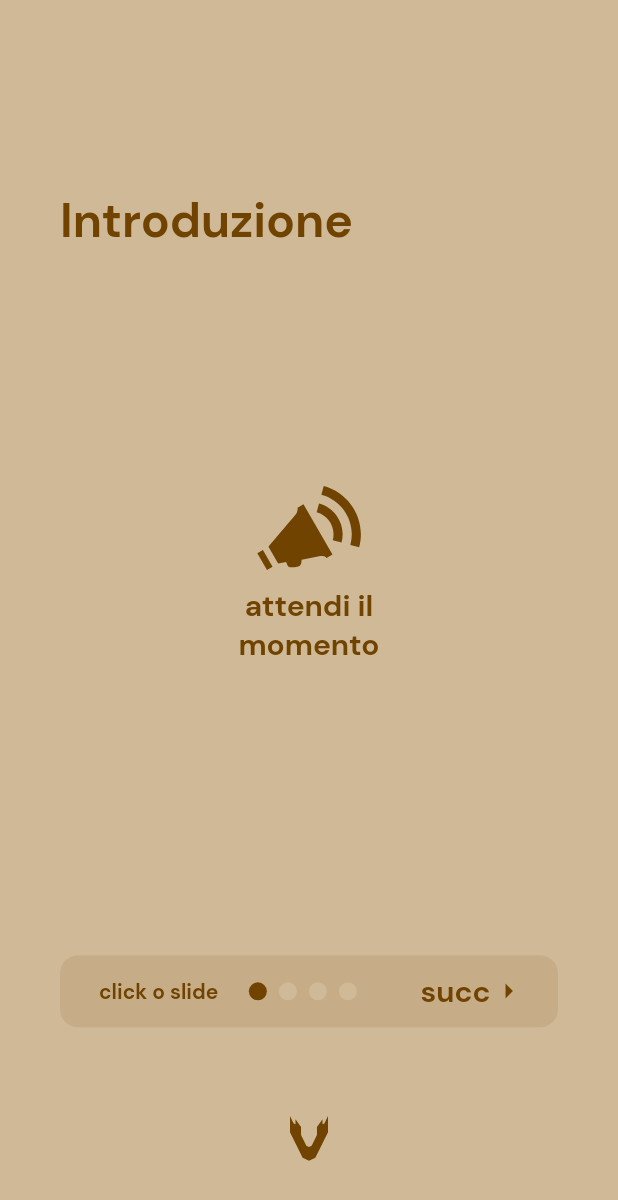
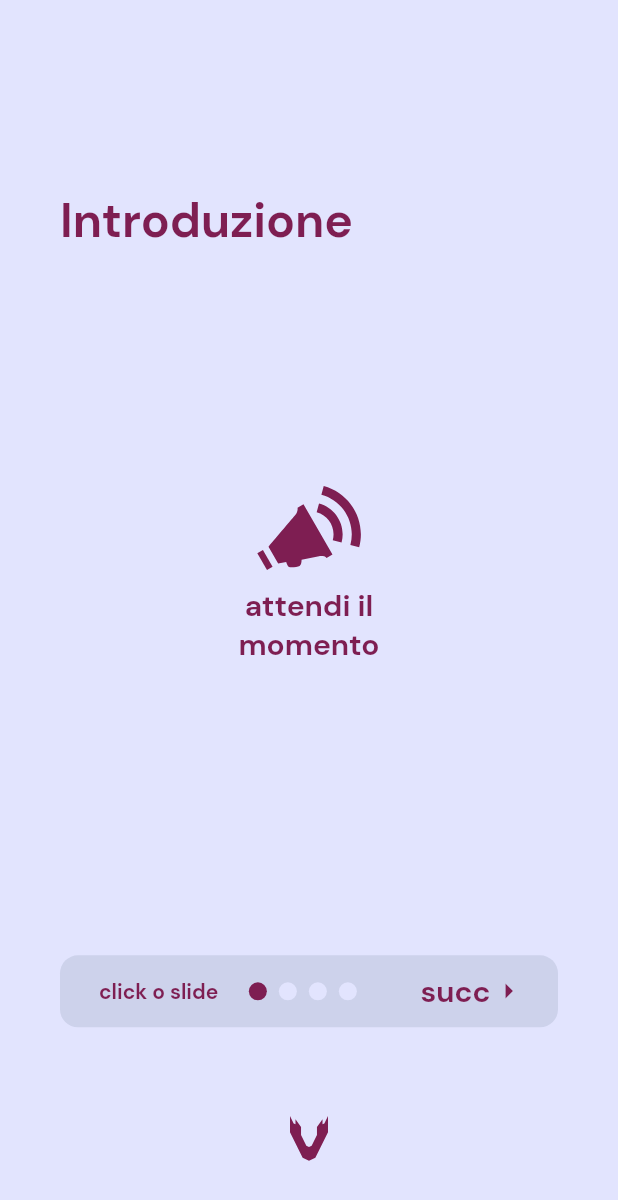
Before and after one commit to Hunt-Project/frontend_flutter, a Flutter app: the screen it shows after launch, after a tap on "go to Intro", on a phone screen of 412 x 824 dp. Shown: the top 1200 px of the screen. Run offline on Flutter 3.47's test engine with Material 2 defaults, Android fonts, the phone set to English and light mode, and no system bars; drawn by our look-alikes of carousel_slider; our stand-ins replace flutter_secure_storage, flutter_svg.

Commit message:
changed color theme

```diff
--- a/lib/components/arrbtn.dart
+++ b/lib/components/arrbtn.dart
@@ -6,7 +6,7 @@ class ArrBtn extends StatefulWidget {
   String text;
   Function onPressed;
   bool isRight;
-  Color color;
+  Color? color;
   var margin;
   var borderRadius;
 
@@ -15,7 +15,7 @@ class ArrBtn extends StatefulWidget {
     required this.text,
     required this.onPressed,
     this.isRight = true,
-    this.color = const Color.fromARGB(25, 112, 67, 0),
+    this.color,
     this.margin = 10.0,
     this.borderRadius = 12.0,
   });
@@ -32,7 +32,7 @@ class _ArrBtnState extends State<ArrBtn> {
         margin: EdgeInsets.all(widget.margin),
         child: ElevatedButton(
           style: ButtonStyle(
-            backgroundColor: MaterialStateProperty.all<Color>(widget.color),
+            backgroundColor: MaterialStateProperty.all<Color>(widget.color ?? palette[CN.primary10p]!),
             elevation: MaterialStateProperty.all(0),
             shape: MaterialStateProperty.all(RoundedRectangleBorder(
               borderRadius: BorderRadius.circular(widget.borderRadius),
--- a/lib/main.dart
+++ b/lib/main.dart
@@ -33,7 +33,7 @@ void main(List<String> args) {
       },
 
       //*DEF SETTINGS
-      title: 'Venatio',
+      title: 'Hunt',
       debugShowCheckedModeBanner: false,
 
       //*CUSTOM THEME
--- a/lib/theme/Palette.dart
+++ b/lib/theme/Palette.dart
@@ -18,6 +18,7 @@ enum CN{
   grey,
 }
 
+/*OLD PALETTE
 const palette = <CN, Color>{
   CN.primary: Color(0xFF704300),
   CN.primary10p: Color.fromARGB(25, 112, 67, 0),
@@ -34,4 +35,22 @@ const palette = <CN, Color>{
   CN.black3: Color(0xFF1E1E1E),
   CN.black4: Color(0x88000000),
   CN.grey: Color(0xFF5A6266),
+}; */
+
+//NEW PALETTE
+const palette = <CN, Color>{
+  CN.primary: Color(0xFF7E1E52),
+  CN.primary10p: Color.fromARGB(25, 7, 40, 62),
+  CN.secondary: Color(0xFF07283E),
+  CN.secondary10p: Color.fromARGB(76, 7, 40, 62),
+  CN.error: Color(0xFFD72626),
+  CN.disabled: Color(0xFFD3D3D3),
+  CN.ok: Color(0xFF63B224),
+  CN.warning: Color(0xFFD8C30B),
+  CN.background: Color(0xFFE2E4FE),
+  CN.black: Color(0xFF000000),
+  CN.black2: Color(0xFF0F0F0F),
+  CN.black3: Color(0xFF1E1E1E),
+  CN.black4: Color(0x88000000),
+  CN.grey: Color(0xFF5A6266),
 };
```
Also changed, not shown: assets/logo/logo.svg, assets/utils/intro0.svg, assets/utils/intro1.svg, assets/utils/intro2.svg, assets/utils/intro3.svg, assets/utils/login.svg, assets/utils/register.svg.
